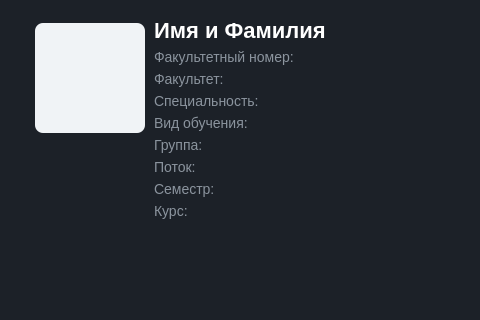
fomzzer/UniApp, file frontend/dashboardwindow.ui: the form before one commit; both pictures show x 149 to 629 and y 0 to 320 of the 800 by 600 pixel window.
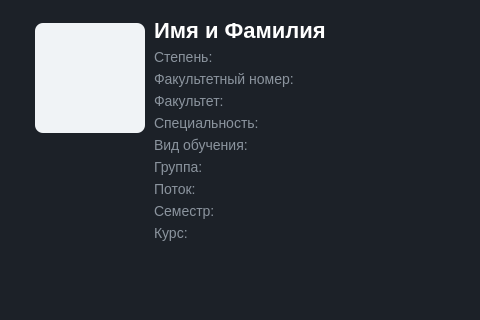
The form after the commit. Icons and pictures are not drawn.

```diff
--- a/frontend/dashboardwindow.ui
+++ b/frontend/dashboardwindow.ui
@@ -423,6 +423,13 @@
               </property>
              </widget>
             </item>
+            <item>
+             <widget class="QLabel" name="lbl_degree">
+              <property name="text">
+               <string>Степень:</string>
+              </property>
+             </widget>
+            </item>
             <item>
              <widget class="QLabel" name="lbl_facultyno">
               <property name="text">
```
